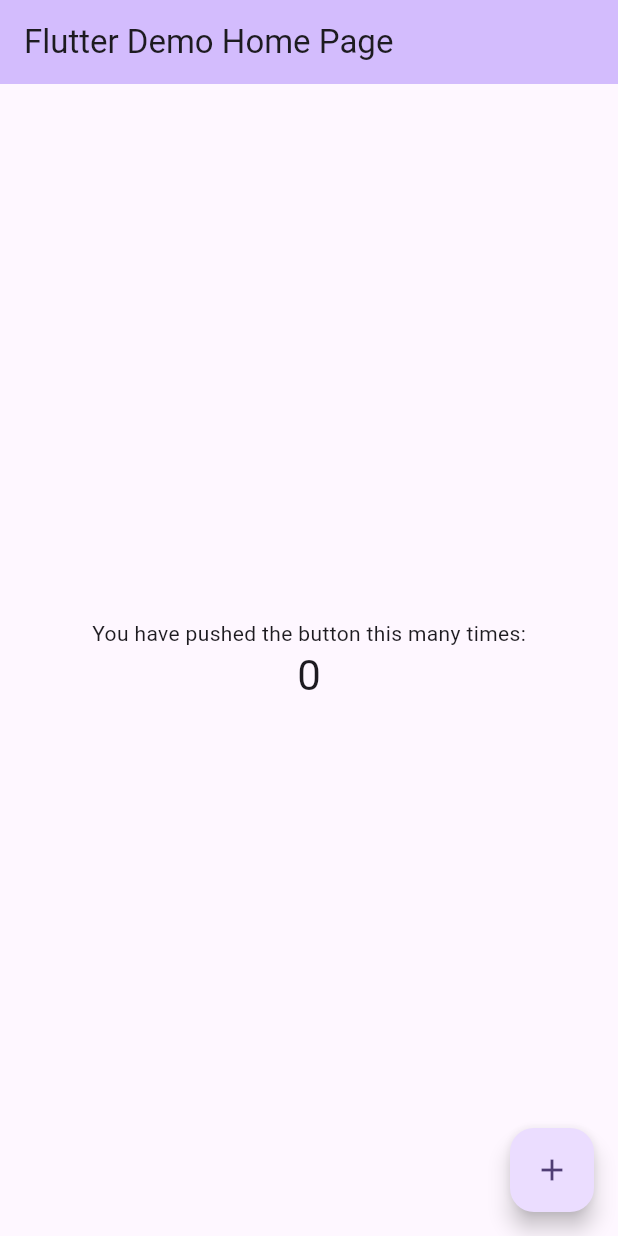
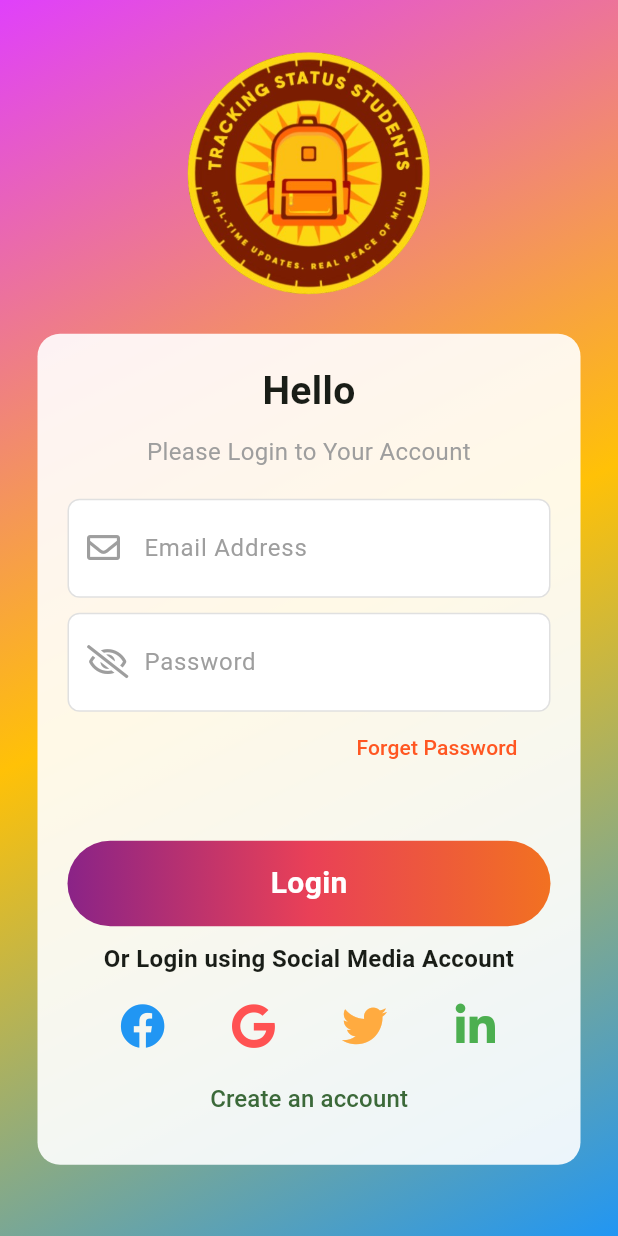
Before and after one commit to DemoEto/rmutlproj, a Flutter app: the screen it shows after launch, on a phone screen of 412 x 824 dp. Run offline on Flutter 3.47's test engine with Material 3 defaults, Android fonts, the phone set to English and light mode, and no system bars; our stand-ins replace firebase_auth, firebase_core, font_awesome_flutter; accounts and stored records are empty.

Commit message:
ADD:Login/Signin system

```diff
--- /dev/null
+++ b/lib/auth.dart
@@ -0,0 +1,38 @@
+import 'package:firebase_auth/firebase_auth.dart';
+
+class Auth {
+  final FirebaseAuth _firebaseAuth = FirebaseAuth.instance;
+
+  User? get currentUser => _firebaseAuth.currentUser;
+
+  Stream<User?> get AuthStateChanges => _firebaseAuth.authStateChanges();
+
+  // Sign in with email and password
+  Future<void> signInWithEmailAndPassword({
+    required String email,
+    required String password,
+    }) async {
+      await _firebaseAuth.signInWithEmailAndPassword(
+        email: email,
+        password: password,
+      );
+
+  }
+
+  // Register with email and password
+  Future<void> createUserWithEmailAndPassword({
+    required String email,
+    required String password,
+    }) async {
+      await _firebaseAuth.createUserWithEmailAndPassword(
+        email: email,
+        password: password,
+      );
+
+  }
+
+  // Sign out
+  Future<void> signOut() async {
+    await _firebaseAuth.signOut();
+  }
+}
--- a/lib/main.dart
+++ b/lib/main.dart
@@ -1,6 +1,12 @@
 import 'package:flutter/material.dart';
+import 'package:firebase_core/firebase_core.dart';
+import 'package:rmutlproj/widget_tree.dart';
 
-void main() {
+
+void main() async {
+  WidgetsFlutterBinding.ensureInitialized();
+  await Firebase.initializeApp();
+
   runApp(const MyApp());
 }
 
@@ -14,109 +20,10 @@ class MyApp extends StatelessWidget {
       title: 'Flutter Demo',
       theme: ThemeData(
         // This is the theme of your application.
-        //
-        // TRY THIS: Try running your application with "flutter run". You'll see
-        // the application has a purple toolbar. Then, without quitting the app,
-        // try changing the seedColor in the colorScheme below to Colors.green
-        // and then invoke "hot reload" (save your changes or press the "hot
-        // reload" button in a Flutter-supported IDE, or press "r" if you used
-        // the command line to start the app).
-        //
-        // Notice that the counter didn't reset back to zero; the application
-        // state is not lost during the reload. To reset the state, use hot
-        // restart instead.
-        //
-        // This works for code too, not just values: Most code changes can be
-        // tested with just a hot reload.
-        colorScheme: ColorScheme.fromSeed(seedColor: Colors.deepPurple),
+
+        colorScheme: ColorScheme.fromSeed(seedColor: Colors.green),
       ),
-      home: const MyHomePage(title: 'Flutter Demo Home Page'),
+      home: const WidgetTree(),
     );
   }
 }
-
-class MyHomePage extends StatefulWidget {
-  const MyHomePage({super.key, required this.title});
-
-  // This widget is the home page of your application. It is stateful, meaning
-  // that it has a State object (defined below) that contains fields that affect
-  // how it looks.
-
-  // This class is the configuration for the state. It holds the values (in this
-  // case the title) provided by the parent (in this case the App widget) and
-  // used by the build method of the State. Fields in a Widget subclass are
-  // always marked "final".
-
-  final String title;
-
-  @override
-  State<MyHomePage> createState() => _MyHomePageState();
-}
-
-class _MyHomePageState extends State<MyHomePage> {
-  int _counter = 0;
-
-  void _incrementCounter() {
-    setState(() {
-      // This call to setState tells the Flutter framework that something has
-      // changed in this State, which causes it to rerun the build method below
-      // so that the display can reflect the updated values. If we changed
-      // _counter without calling setState(), then the build method would not be
-      // called again, and so nothing would appear to happen.
-      _counter++;
-    });
-  }
-
-  @override
-  Widget build(BuildContext context) {
-    // This method is rerun every time setState is called, for instance as done
-    // by the _incrementCounter method above.
-    //
-    // The Flutter framework has been optimized to make rerunning build methods
-    // fast, so that you can just rebuild anything that needs updating rather
-    // than having to individually change instances of widgets.
-    return Scaffold(
-      appBar: AppBar(
-        // TRY THIS: Try changing the color here to a specific color (to
-        // Colors.amber, perhaps?) and trigger a hot reload to see the AppBar
-        // change color while the other colors stay the same.
-        backgroundColor: Theme.of(context).colorScheme.inversePrimary,
-        // Here we take the value from the MyHomePage object that was created by
-        // the App.build method, and use it to set our appbar title.
-        title: Text(widget.title),
-      ),
-      body: Center(
-        // Center is a layout widget. It takes a single child and positions it
-        // in the middle of the parent.
-        child: Column(
-          // Column is also a layout widget. It takes a list of children and
-          // arranges them vertically. By default, it sizes itself to fit its
-          // children horizontally, and tries to be as tall as its parent.
-          //
-          // Column has various properties to control how it sizes itself and
-          // how it positions its children. Here we use mainAxisAlignment to
-          // center the children vertically; the main axis here is the vertical
-          // axis because Columns are vertical (the cross axis would be
-          // horizontal).
-          //
-          // TRY THIS: Invoke "debug painting" (choose the "Toggle Debug Paint"
-          // action in the IDE, or press "p" in the console), to see the
-          // wireframe for each widget.
-          mainAxisAlignment: MainAxisAlignment.center,
-          children: <Widget>[
-            const Text('You have pushed the button this many times:'),
-            Text(
-              '$_counter',
-              style: Theme.of(context).textTheme.headlineMedium,
-            ),
-          ],
-        ),
-      ),
-      floatingActionButton: FloatingActionButton(
-        onPressed: _incrementCounter,
-        tooltip: 'Increment',
-        child: const Icon(Icons.add),
-      ), // This trailing comma makes auto-formatting nicer for build methods.
-    );
-  }
-}
--- /dev/null
+++ b/lib/pages/home_page.dart
@@ -0,0 +1,48 @@
+import 'package:flutter/material.dart';
+import 'package:firebase_auth/firebase_auth.dart';
+import 'package:rmutlproj/auth.dart';
+
+
+class HomePage extends StatelessWidget {
+  HomePage({super.key});
+
+  final User? user = Auth().currentUser;
+
+  Future<void> signOut() async {
+    await Auth().signOut();
+  }
+
+  Widget _title(){
+    return const Text('Firebase Auth');
+  }
+
+  Widget _userUid() {
+    return Text(user?.email ?? 'user email');
+  }
+
+  Widget _signOutButton() {
+    return ElevatedButton(
+      onPressed: signOut,
+      child: const Text('Sign Out'),
+    );
+  }
+
+  @override
+  Widget build(BuildContext context) {
+    return Scaffold(
+      appBar: AppBar(
+        title: _title(),
+      ),
+      body: Container(
+        child: Column(
+          mainAxisAlignment: MainAxisAlignment.center,
+          children: <Widget>[
+            _userUid(),
+            const SizedBox(height: 20),
+            _signOutButton(),
+          ],
+        ),
+      ),
+    );
+  }
+}
--- /dev/null
+++ b/lib/pages/login_register_page.dart
@@ -0,0 +1,305 @@
+import 'package:flutter/material.dart';
+import 'package:font_awesome_flutter/font_awesome_flutter.dart';
+import 'package:firebase_auth/firebase_auth.dart';
+import '../auth.dart';
+
+void main() => runApp(
+  const MaterialApp(
+    debugShowCheckedModeBanner: false,
+    title: "Login App",
+    home: LoginPage(),
+  ),
+);
+
+class LoginPage extends StatefulWidget {
+  const LoginPage({super.key});
+
+  @override
+  State<LoginPage> createState() => _LoginPageState();
+}
+
+class _LoginPageState extends State<LoginPage> {
+  String? errorMessage = '';
+  bool isLogin = true;
+
+  final TextEditingController _controllerEmail = TextEditingController();
+  final TextEditingController _controllerPassword = TextEditingController();
+  final TextEditingController _controllerConfirmPassword = TextEditingController();
+
+  Future<void> signInWithEmailAndPassword() async {
+    try {
+      await Auth().signInWithEmailAndPassword(
+        email: _controllerEmail.text,
+        password: _controllerPassword.text,
+      );
+    } on FirebaseAuthException catch (e) {
+      print('Firebase Auth Error: ${e.code} - ${e.message}');
+      setState(() {
+        errorMessage = e.message;
+      });
+    }
+  }
+
+  Future<void> createUserWithEmailAndPassword() async {
+    if (_controllerPassword.text != _controllerConfirmPassword.text) {
+      setState(() {
+        errorMessage = 'Passwords do not match.';
+      });
+      return;
+    }
+    try {
+      await Auth().createUserWithEmailAndPassword(
+        email: _controllerEmail.text,
+        password: _controllerPassword.text,
+      );
+      setState(() {
+        isLogin = true;
+        errorMessage = 'Register success! Please login.';
+      });
+      _controllerPassword.clear();
+      _controllerConfirmPassword.clear();
+    } on FirebaseAuthException catch (e) {
+      print('Firebase Auth Error: ${e.code} - ${e.message}');
+      setState(() {
+        errorMessage = e.message;
+      });
+    }
+  }
+
+  void click() {
+    print("Button Clicked");
+  }
+
+  Widget _errorMessage() {
+    return Text(
+      errorMessage == '' ? '' : 'Humm ? $errorMessage',
+      style: const TextStyle(color: Colors.red, fontSize: 16),
+      textAlign: TextAlign.center,
+    );
+  }
+
+  Widget _submitButton(BuildContext context) {
+    final screenWidth = MediaQuery.of(context).size.width;
+    return GestureDetector(
+      onTap: () {
+        isLogin ? signInWithEmailAndPassword() : createUserWithEmailAndPassword();
+      },
+      child: Container(
+        alignment: Alignment.center,
+        width: screenWidth * 0.8,
+        padding: const EdgeInsets.symmetric(vertical: 14),
+        decoration: const BoxDecoration(
+          borderRadius: BorderRadius.all(Radius.circular(50)),
+          gradient: LinearGradient(
+            begin: Alignment.centerLeft,
+            end: Alignment.centerRight,
+            colors: [Color(0xFF8A2387), Color(0xFFE94057), Color(0xFFF27121)],
+          ),
+        ),
+        child: Text(
+          isLogin ? 'Login' : 'Register',
+          style: const TextStyle(
+            color: Colors.white,
+            fontSize: 20,
+            fontWeight: FontWeight.bold,
+          ),
+        ),
+      ),
+    );
+  }
+
+  Widget _loginOrRegisterButton() {
+    return TextButton(
+      onPressed: () {
+        setState(() {
+          isLogin = !isLogin;
+          errorMessage = '';
+        });
+      },
+      child: Text(
+        isLogin ? 'Create an account' : 'Already have an account? Login',
+        style: const TextStyle(fontSize: 16),
+      ),
+    );
+  }
+
+  Widget _entryField(
+    BuildContext context,
+    String labelText,
+    TextEditingController controller, {
+    bool isPassword = false,
+    IconData? icon,
+  }) {
+    final screenWidth = MediaQuery.of(context).size.width;
+    return Container(
+      width: screenWidth * 0.8,
+      padding: const EdgeInsets.symmetric(horizontal: 12, vertical: 8),
+      decoration: BoxDecoration(
+        color: Colors.white,
+        borderRadius: BorderRadius.circular(8),
+        border: Border.all(color: Colors.grey[300]!),
+      ),
+      child: TextField(
+        controller: controller,
+        obscureText: isPassword,
+        decoration: InputDecoration(
+          icon: Icon(icon, color: Colors.grey, size: 22),
+          labelText: labelText,
+          labelStyle: const TextStyle(fontSize: 16, color: Colors.grey),
+          border: InputBorder.none,
+          isDense: true,
+        ),
+      ),
+    );
+  }
+
+  Widget _socialLoginButtons(BuildContext context) {
+    return Row(
+      mainAxisAlignment: MainAxisAlignment.spaceEvenly,
+      children: [
+        IconButton(
+          onPressed: click,
+          icon: const Icon(FontAwesomeIcons.facebook, color: Colors.blue, size: 30),
+        ),
+        IconButton(
+          onPressed: () async {
+            try {} catch (e) {
+              print('Google Sign-in Error: $e');
+              setState(() {
+                errorMessage = 'Failed to sign in with Google.';
+              });
+            }
+          },
+          icon: const Icon(FontAwesomeIcons.google, color: Colors.redAccent, size: 30),
+        ),
+        IconButton(
+          onPressed: click,
+          icon: const Icon(
+            FontAwesomeIcons.twitter,
+            color: Colors.orangeAccent,
+            size: 30,
+          ),
+        ),
+        IconButton(
+          onPressed: click,
+          icon: const Icon(FontAwesomeIcons.linkedinIn, color: Colors.green, size: 30),
+        ),
+      ],
+    );
+  }
+
+  @override
+  Widget build(BuildContext context) {
+    final screenWidth = MediaQuery.of(context).size.width;
+    final screenHeight = MediaQuery.of(context).size.height;
+    return Scaffold(
+      body: SingleChildScrollView(
+        child: ConstrainedBox(
+          constraints: BoxConstraints(minHeight: screenHeight),
+          child: Container(
+            width: screenWidth,
+            decoration: const BoxDecoration(
+              gradient: LinearGradient(
+                begin: Alignment.topLeft,
+                end: Alignment.bottomRight,
+                colors: [Colors.purpleAccent, Colors.amber, Colors.blue],
+              ),
+            ),
+            child: Column(
+              crossAxisAlignment: CrossAxisAlignment.center,
+              children: <Widget>[
+                SizedBox(height: screenHeight * 0.04),
+                SizedBox(
+                  height: screenHeight * 0.2,
+                  width: screenWidth * 0.6,
+                  child: Image.asset("assets/images/login2.png"),
+                ),
+                SizedBox(height: screenHeight * 0.03),
+                Padding(
+                  padding: const EdgeInsets.symmetric(horizontal: 25),
+                  child: Container(
+                    width: double.infinity,
+                    padding: const EdgeInsets.all(20.0),
+                    decoration: BoxDecoration(
+                      color: Colors.white.withOpacity(0.9),
+                      borderRadius: BorderRadius.circular(15),
+                    ),
+                    child: Column(
+                      crossAxisAlignment: CrossAxisAlignment.stretch,
+                      mainAxisSize: MainAxisSize.min,
+                      children: [
+                        Text(
+                          isLogin ? "Hello" : "Create Account",
+                          style: const TextStyle(
+                            fontSize: 26,
+                            fontWeight: FontWeight.bold,
+                          ),
+                          textAlign: TextAlign.center,
+                        ),
+                        const SizedBox(height: 10),
+                        Text(
+                          isLogin
+                              ? "Please Login to Your Account"
+                              : "Create a new account",
+                          style: const TextStyle(
+                            color: Colors.grey,
+                            fontSize: 16,
+                          ),
+                          textAlign: TextAlign.center,
+                        ),
+                        const SizedBox(height: 20),
+                        _entryField(context, "Email Address", _controllerEmail,
+                            icon: FontAwesomeIcons.envelope),
+                        const SizedBox(height: 10),
+                        _entryField(context, "Password", _controllerPassword,
+                            isPassword: true, icon: FontAwesomeIcons.eyeSlash),
+                        if (!isLogin)
+                          Column(
+                            children: [
+                              const SizedBox(height: 10),
+                              _entryField(context, "Confirm Password", _controllerConfirmPassword,
+                                  isPassword: true, icon: FontAwesomeIcons.eye),
+                            ],
+                          ),
+                        Padding(
+                          padding: const EdgeInsets.symmetric(horizontal: 10),
+                          child: Row(
+                            mainAxisAlignment: MainAxisAlignment.end,
+                            children: [
+                              if (isLogin)
+                                TextButton(
+                                  onPressed: click,
+                                  child: const Text(
+                                    "Forget Password",
+                                    style: TextStyle(color: Colors.deepOrange, fontSize: 14),
+                                  ),
+                                ),
+                            ],
+                          ),
+                        ),
+                        _errorMessage(),
+                        const SizedBox(height: 15),
+                        _submitButton(context),
+                        const SizedBox(height: 10),
+                        const Text(
+                          "Or Login using Social Media Account",
+                          style: TextStyle(fontWeight: FontWeight.bold, fontSize: 16),
+                          textAlign: TextAlign.center,
+                        ),
+                        const SizedBox(height: 10),
+                        _socialLoginButtons(context),
+                        //const SizedBox(height: 15),
+                        _loginOrRegisterButton(),
+                        //SizedBox(height: screenHeight * 0.05),
+                      ],
+                    ),
+                  ),
+                ),
+              ],
+            ),
+          ),
+        ),
+      ),
+    );
+  }
+}
--- /dev/null
+++ b/lib/widget_tree.dart
@@ -0,0 +1,32 @@
+import 'package:flutter/material.dart';
+import 'package:firebase_auth/firebase_auth.dart';
+import 'package:rmutlproj/auth.dart';
+import 'package:rmutlproj/pages/home_page.dart';
+import 'package:rmutlproj/pages/login_register_page.dart';
+
+class WidgetTree extends StatefulWidget {
+  const WidgetTree({super.key});
+
+  @override
+  State<WidgetTree> createState() => _WidgetTreeState();
+}
+
+class _WidgetTreeState extends State<WidgetTree> {
+  @override
+  Widget build(BuildContext context) {
+    return StreamBuilder<User?>(
+      stream: Auth().AuthStateChanges,
+      builder: (context, snapshot) {
+        if (snapshot.connectionState == ConnectionState.waiting) {
+          return const Scaffold(
+            body: Center(child: CircularProgressIndicator()),
+          );
+        } else if (snapshot.hasData) {
+          return HomePage();
+        } else {
+          return const LoginPage();
+        }
+      },
+    );
+  }
+}
```
Also changed, not shown: pubspec.yaml (+11 -63 lines), assets/images/login2.png (added), pubspec.lock, 43 other files.
